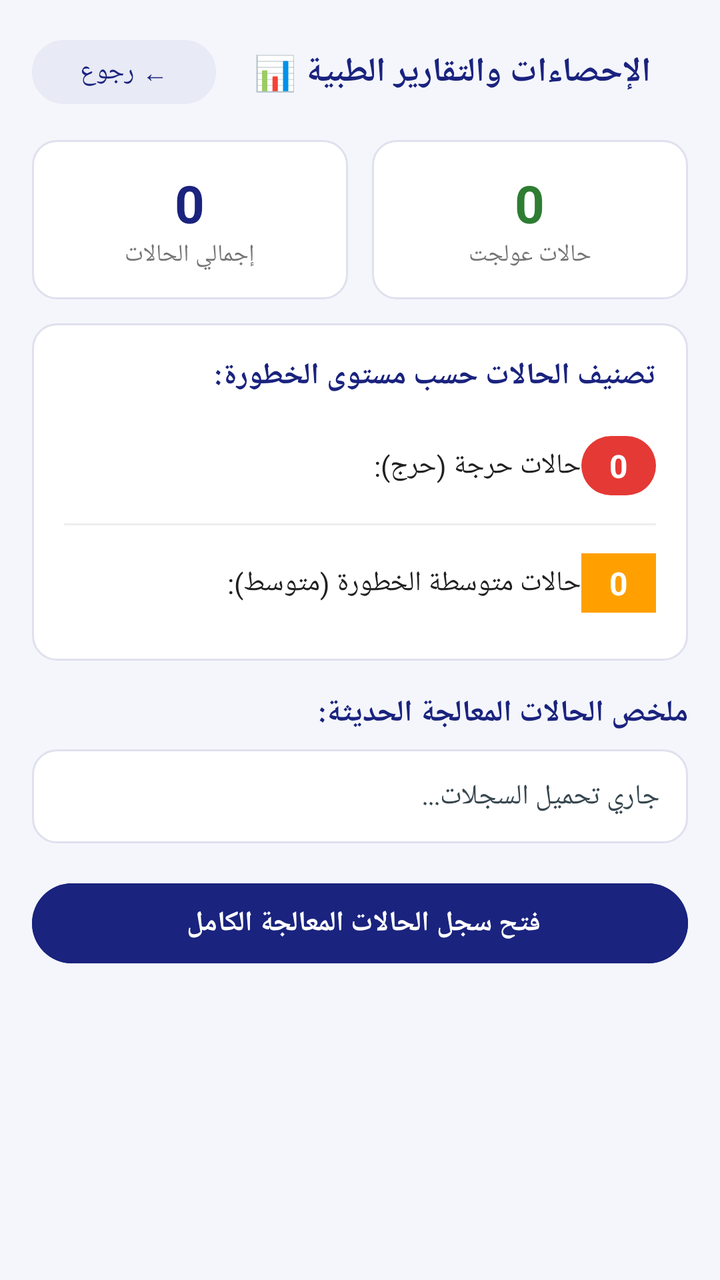
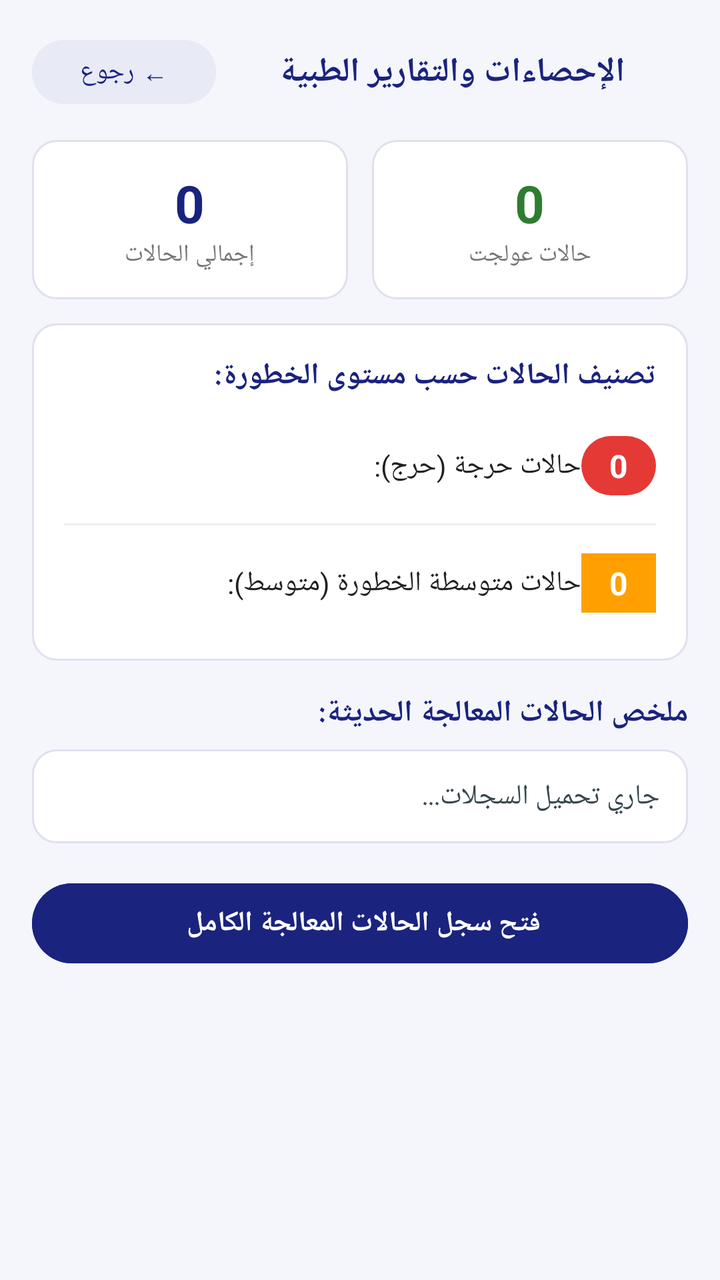

Before-and-after screenshots of an Android layout around one commit, followed by the original layout XML and the change that was made.
<!-- AndroidManifest.xml: application theme Theme.FirstAidHero -->
<!-- res/layout/activity_reports.xml -->
<?xml version="1.0" encoding="utf-8"?>
<ScrollView xmlns:android="http://schemas.android.com/apk/res/android"
    android:layout_width="match_parent"
    android:layout_height="match_parent"
    android:fillViewport="true"
    android:background="#F4F6FB">

    <LinearLayout
        android:layout_width="match_parent"
        android:layout_height="wrap_content"
        android:orientation="vertical"
        android:padding="16dp">

        
        <LinearLayout
            android:layout_width="match_parent"
            android:layout_height="wrap_content"
            android:orientation="horizontal"
            android:gravity="center_vertical"
            android:layout_marginBottom="14dp">

            <Button
                android:id="@+id/reportsBackButton"
                android:layout_width="wrap_content"
                android:layout_height="40dp"
                android:text="← رجوع"
                android:textSize="13sp"
                android:textColor="#1A237E"
                android:backgroundTint="#E8EAF6"/>

            <TextView
                android:layout_width="0dp"
                android:layout_height="wrap_content"
                android:layout_weight="1"
                android:text="الإحصاءات والتقارير الطبية 📊"
                android:textSize="17sp"
                android:textStyle="bold"
                android:textColor="#1A237E"
                android:gravity="center"/>
        </LinearLayout>

        
        <LinearLayout
            android:layout_width="match_parent"
            android:layout_height="wrap_content"
            android:orientation="horizontal"
            android:layout_marginBottom="12dp">

            
            <LinearLayout
                android:layout_width="0dp"
                android:layout_height="wrap_content"
                android:layout_weight="1"
                android:orientation="vertical"
                android:padding="14dp"
                android:gravity="center"
                android:background="@drawable/bg_card_emergency"
                android:layout_marginEnd="6dp">

                <TextView
                    android:id="@+id/statTotalEmergencies"
                    android:layout_width="wrap_content"
                    android:layout_height="wrap_content"
                    android:text="0"
                    android:textSize="26sp"
                    android:textStyle="bold"
                    android:textColor="#1A237E"/>

                <TextView
                    android:layout_width="wrap_content"
                    android:layout_height="wrap_content"
                    android:text="إجمالي الحالات"
                    android:textSize="12sp"
                    android:textColor="#757575"/>
            </LinearLayout>

            
            <LinearLayout
                android:layout_width="0dp"
                android:layout_height="wrap_content"
                android:layout_weight="1"
                android:orientation="vertical"
                android:padding="14dp"
                android:gravity="center"
                android:background="@drawable/bg_card_emergency"
                android:layout_marginStart="6dp">

                <TextView
                    android:id="@+id/statTotalLogs"
                    android:layout_width="wrap_content"
                    android:layout_height="wrap_content"
                    android:text="0"
                    android:textSize="26sp"
                    android:textStyle="bold"
                    android:textColor="#2E7D32"/>

                <TextView
                    android:layout_width="wrap_content"
                    android:layout_height="wrap_content"
                    android:text="حالات عولجت"
                    android:textSize="12sp"
                    android:textColor="#757575"/>
            </LinearLayout>
        </LinearLayout>

        
        <LinearLayout
            android:layout_width="match_parent"
            android:layout_height="wrap_content"
            android:orientation="vertical"
            android:padding="16dp"
            android:background="@drawable/bg_card_emergency"
            android:layout_marginBottom="16dp">

            <TextView
                android:layout_width="match_parent"
                android:layout_height="wrap_content"
                android:text="تصنيف الحالات حسب مستوى الخطورة:"
                android:textSize="15sp"
                android:textStyle="bold"
                android:textColor="#1A237E"
                android:layout_marginBottom="12dp"/>

            
            <LinearLayout
                android:layout_width="match_parent"
                android:layout_height="wrap_content"
                android:orientation="horizontal"
                android:gravity="center_vertical"
                android:paddingVertical="8dp">

                <TextView
                    android:layout_width="wrap_content"
                    android:layout_height="wrap_content"
                    android:text="حالات حرجة (حرج):"
                    android:textSize="14sp"
                    android:textColor="#212121"
                    android:layout_weight="1"/>

                <TextView
                    android:id="@+id/statCriticalCount"
                    android:layout_width="wrap_content"
                    android:layout_height="wrap_content"
                    android:background="@drawable/bg_danger_badge"
                    android:paddingHorizontal="14dp"
                    android:paddingVertical="4dp"
                    android:text="0"
                    android:textColor="#FFFFFF"
                    android:textSize="16sp"
                    android:textStyle="bold" />
            </LinearLayout>

            <View
                android:layout_width="match_parent"
                android:layout_height="1dp"
                android:background="#EEEEEE"
                android:layout_marginVertical="6dp"/>

            
            <LinearLayout
                android:layout_width="match_parent"
                android:layout_height="wrap_content"
                android:orientation="horizontal"
                android:gravity="center_vertical"
                android:paddingVertical="8dp">

                <TextView
                    android:layout_width="wrap_content"
                    android:layout_height="wrap_content"
                    android:text="حالات متوسطة الخطورة (متوسط):"
                    android:textSize="14sp"
                    android:textColor="#212121"
                    android:layout_weight="1"/>

                <TextView
                    android:id="@+id/statModerateCount"
                    android:layout_width="wrap_content"
                    android:layout_height="wrap_content"
                    android:text="0"
                    android:textSize="16sp"
                    android:textStyle="bold"
                    android:textColor="#FFFFFF"
                    android:background="#FFA000"
                    android:paddingHorizontal="14dp"
                    android:paddingVertical="4dp"/>
            </LinearLayout>

        </LinearLayout>

        
        <TextView
            android:layout_width="match_parent"
            android:layout_height="wrap_content"
            android:text="ملخص الحالات المعالجة الحديثة:"
            android:textSize="15sp"
            android:textStyle="bold"
            android:textColor="#1A237E"
            android:layout_marginBottom="8dp"/>

        <TextView
            android:id="@+id/recentLogsSummaryText"
            android:layout_width="match_parent"
            android:layout_height="wrap_content"
            android:padding="14dp"
            android:background="@drawable/bg_card_emergency"
            android:textSize="14sp"
            android:lineSpacingExtra="4dp"
            android:textColor="#37474F"
            android:text="جاري تحميل السجلات..."/>

        
        <Button
            android:id="@+id/openCaseLogsFromReportsButton"
            android:layout_width="match_parent"
            android:layout_height="48dp"
            android:text="فتح سجل الحالات المعالجة الكامل "
            android:textSize="14sp"
            android:textStyle="bold"
            android:textColor="#FFFFFF"
            android:backgroundTint="#1A237E"
            android:layout_marginTop="16dp"/>

    </LinearLayout>
</ScrollView>
<!-- resources referenced by this layout -->
<resources>
  <!-- drawable bg_card_emergency (drawable) -->
  <?xml version="1.0" encoding="utf-8"?>
  <shape xmlns:android="http://schemas.android.com/apk/res/android"
      android:shape="rectangle">
      <solid android:color="#FFFFFF"/>
      <corners android:radius="12dp"/>
      <stroke
          android:width="1dp"
          android:color="#E0E0EE"/>
  </shape>
  <!-- drawable bg_danger_badge (drawable) -->
  <?xml version="1.0" encoding="utf-8"?>
  <shape xmlns:android="http://schemas.android.com/apk/res/android"
      android:shape="rectangle">
      <solid android:color="#E53935"/>
      <corners android:radius="20dp"/>
  </shape>
  <style name="Theme.FirstAidHero" parent="Base.Theme.FirstAidHero" />
  <style name="Base.Theme.FirstAidHero" parent="Theme.Material3.DayNight.NoActionBar">
          
          
      </style>
</resources>

<!-- the commit's change to res/layout/activity_reports.xml (unified diff, before → after) -->
@@ -32,7 +32,7 @@
                 android:layout_width="0dp"
                 android:layout_height="wrap_content"
                 android:layout_weight="1"
-                android:text="الإحصاءات والتقارير الطبية 📊"
+                android:text="الإحصاءات والتقارير الطبية"
                 android:textSize="17sp"
                 android:textStyle="bold"
                 android:textColor="#1A237E"
